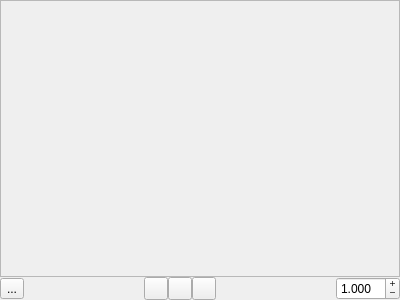
Before: the Qt Designer form src/dicomview/framechooser.ui in jedrzejowski/sokar-app, drawn with Qt 5.
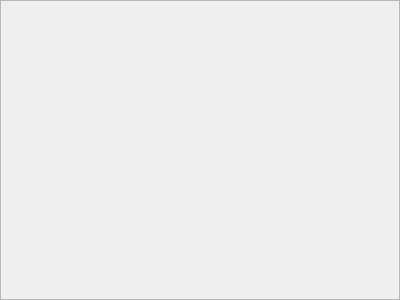
After: the same form once the commit is applied. Icons and pictures are not drawn.

Patch:
```diff
--- a/src/dicomview/framechooser.ui
+++ b/src/dicomview/framechooser.ui
@@ -46,104 +46,6 @@
      </widget>
     </widget>
    </item>
-   <item>
-    <widget class="QWidget" name="timerWidget" native="true">
-     <layout class="QHBoxLayout" name="horizontalLayout">
-      <property name="spacing">
-       <number>0</number>
-      </property>
-      <property name="leftMargin">
-       <number>0</number>
-      </property>
-      <property name="topMargin">
-       <number>0</number>
-      </property>
-      <property name="rightMargin">
-       <number>0</number>
-      </property>
-      <property name="bottomMargin">
-       <number>0</number>
-      </property>
-      <item>
-       <widget class="QToolButton" name="sweepBtn">
-        <property name="text">
-         <string>...</string>
-        </property>
-       </widget>
-      </item>
-      <item>
-       <spacer name="horizontalSpacer2">
-        <property name="orientation">
-         <enum>Qt::Horizontal</enum>
-        </property>
-        <property name="sizeHint" stdset="0">
-         <size>
-          <width>0</width>
-          <height>0</height>
-         </size>
-        </property>
-       </spacer>
-      </item>
-      <item>
-       <widget class="QToolButton" name="prevBtn">
-        <property name="icon">
-         <iconset theme="previous">
-          <normaloff>.</normaloff>.</iconset>
-        </property>
-       </widget>
-      </item>
-      <item>
-       <widget class="QToolButton" name="playBtn"/>
-      </item>
-      <item>
-       <widget class="QToolButton" name="nextBtn">
-        <property name="icon">
-         <iconset theme="next">
-          <normaloff>.</normaloff>.</iconset>
-        </property>
-       </widget>
-      </item>
-      <item>
-       <spacer name="horizontalSpacer1">
-        <property name="orientation">
-         <enum>Qt::Horizontal</enum>
-        </property>
-        <property name="sizeHint" stdset="0">
-         <size>
-          <width>0</width>
-          <height>0</height>
-         </size>
-        </property>
-       </spacer>
-      </item>
-      <item>
-       <widget class="QDoubleSpinBox" name="speedBox">
-        <property name="toolTip">
-         <string>Slow factor - time between each frame will me multiplied by this value</string>
-        </property>
-        <property name="buttonSymbols">
-         <enum>QAbstractSpinBox::PlusMinus</enum>
-        </property>
-        <property name="decimals">
-         <number>3</number>
-        </property>
-        <property name="minimum">
-         <double>0.001000000000000</double>
-        </property>
-        <property name="maximum">
-         <double>10.000000000000000</double>
-        </property>
-        <property name="singleStep">
-         <double>0.100000000000000</double>
-        </property>
-        <property name="value">
-         <double>1.000000000000000</double>
-        </property>
-       </widget>
-      </item>
-     </layout>
-    </widget>
-   </item>
   </layout>
  </widget>
  <resources/>
```
Lines whose indentation alone changed are shown as unchanged.
